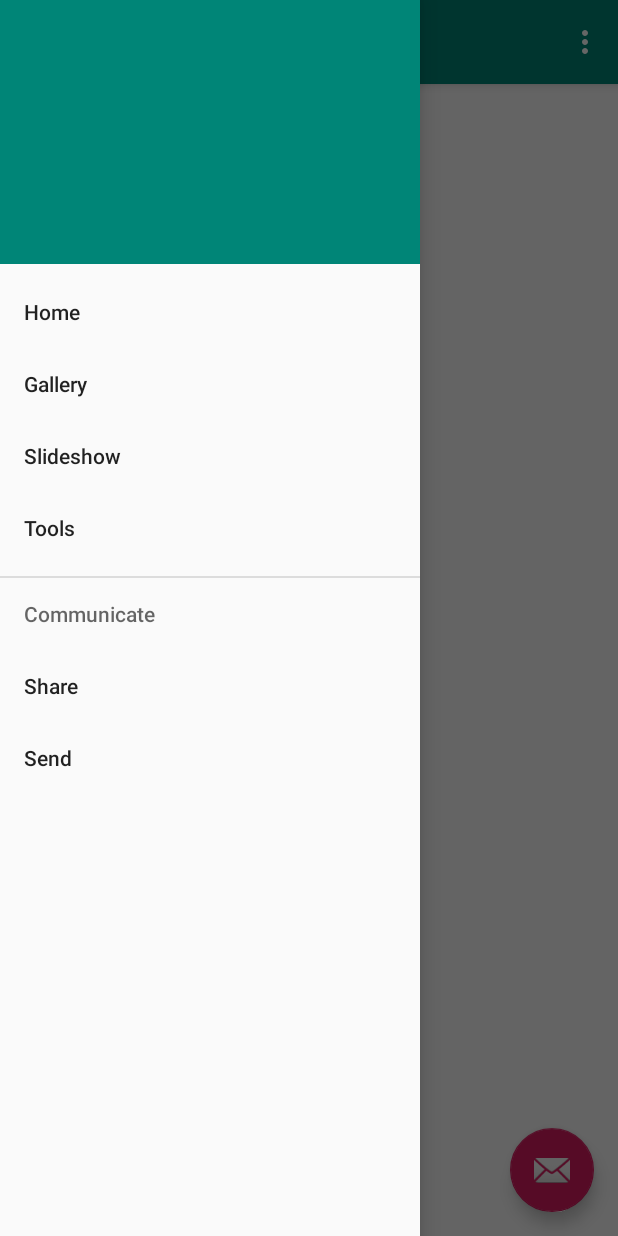
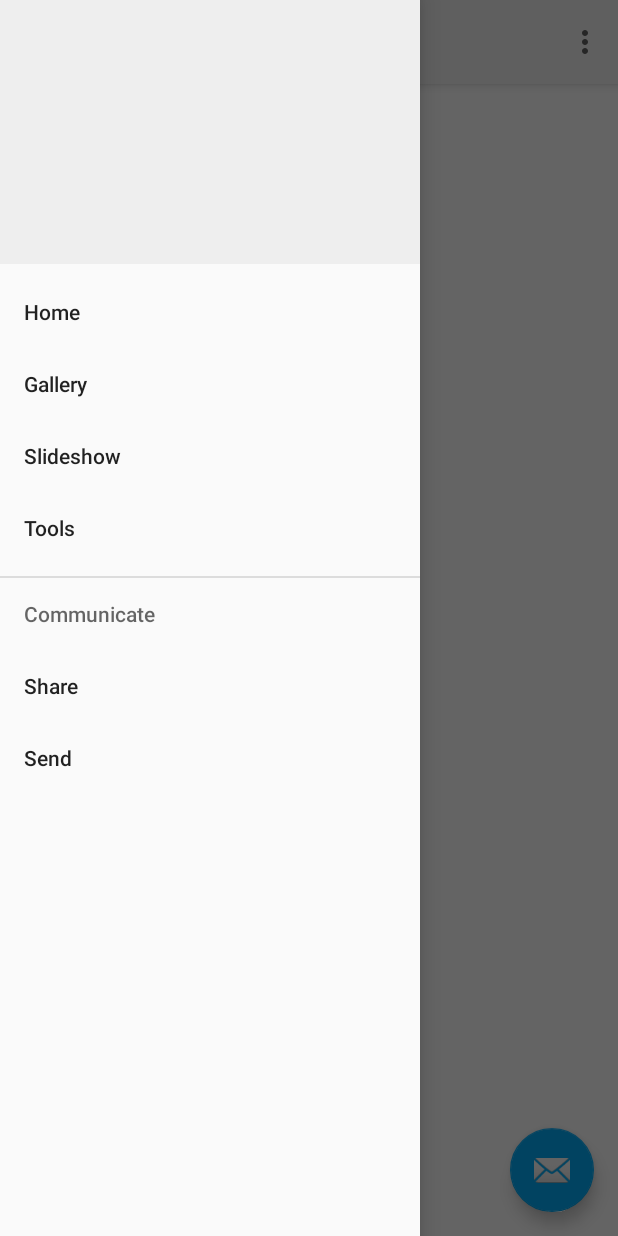
Before and after one commit to JMApps/Hadith40, an Android app: the screen it shows after launch (MainActivity), with the side drawer open, on a phone screen of 412 x 824 dp. Run offline under Robolectric (Android 15) with nearby library versions, the phone set to English and light mode, and no system bars.

Commit message:
New app color

```diff
--- a/app/src/main/res/layout/app_bar_main.xml
+++ b/app/src/main/res/layout/app_bar_main.xml
@@ -8,8 +8,7 @@
 
     <com.google.android.material.appbar.AppBarLayout
         android:layout_width="match_parent"
-        android:layout_height="wrap_content"
-        android:theme="@style/AppTheme.AppBarOverlay">
+        android:layout_height="wrap_content">
 
         <androidx.appcompat.widget.Toolbar
             android:id="@+id/toolbar"
--- a/app/src/main/res/values/colors.xml
+++ b/app/src/main/res/values/colors.xml
@@ -1,6 +1,6 @@
 <?xml version="1.0" encoding="utf-8"?>
 <resources>
-    <color name="colorPrimary">#008577</color>
-    <color name="colorPrimaryDark">#00574B</color>
-    <color name="colorAccent">#D81B60</color>
+    <color name="colorPrimary">#EEEEEE</color>
+    <color name="colorPrimaryDark">#BDBDBD</color>
+    <color name="colorAccent">#03A9F4</color>
 </resources>
```
